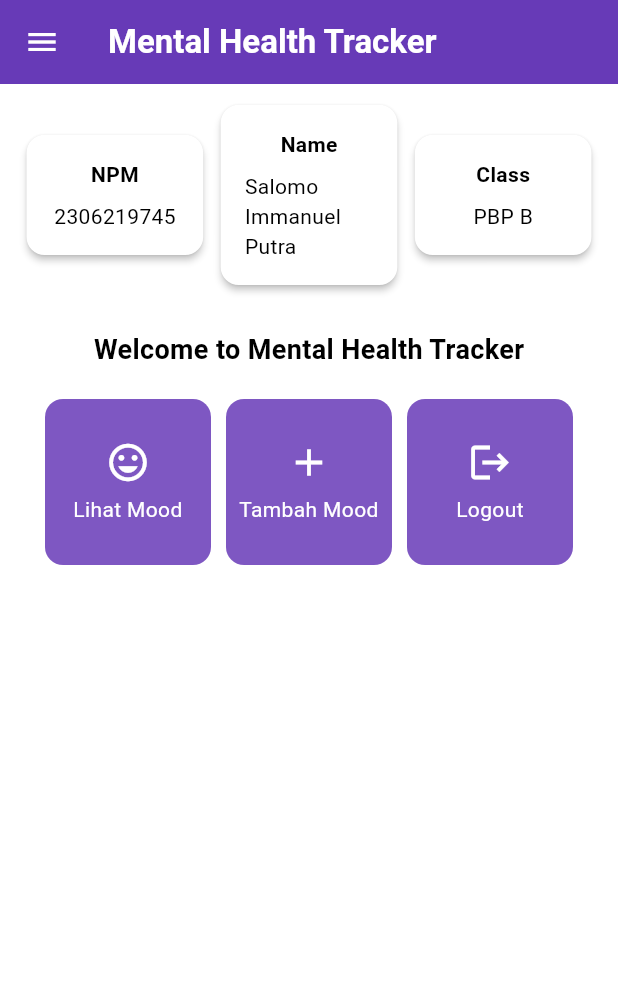
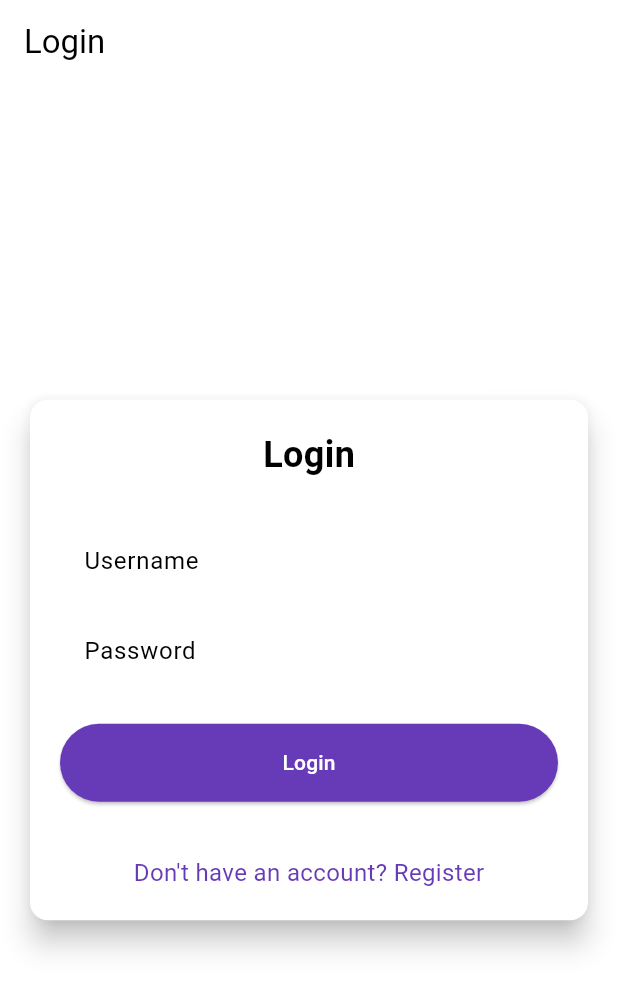
Before and after one commit to SalomoManullang/mental-health-tracker-mobile, a Flutter app: the screen it shows after launch, on a phone screen of 412 x 824 dp. Shown: the top 991 px of the screen. Run offline on Flutter 3.47's test engine with Material 3 defaults, Android fonts, the phone set to English and light mode, and no system bars; missing offline and left inert: pbp_django_auth.

Commit message:
tutorial 8

```diff
--- a/lib/main.dart
+++ b/lib/main.dart
@@ -1,5 +1,7 @@
 import 'package:flutter/material.dart';
-import 'package:mental_health_tracker/screens/menu.dart';
+import 'package:mental_health_tracker/screens/login.dart';
+import 'package:pbp_django_auth/pbp_django_auth.dart';
+import 'package:provider/provider.dart';
 
 void main() {
   runApp(const MyApp());
@@ -8,34 +10,23 @@ void main() {
 class MyApp extends StatelessWidget {
   const MyApp({super.key});
 
-  // This widget is the root of your application.
   @override
   Widget build(BuildContext context) {
-    return MaterialApp(
-      title: 'Flutter Demo',
-      theme: ThemeData(
-        // This is the theme of your application.
-        //
-        // TRY THIS: Try running your application with "flutter run". You'll see
-        // the application has a purple toolbar. Then, without quitting the app,
-        // try changing the seedColor in the colorScheme below to Colors.green
-        // and then invoke "hot reload" (save your changes or press the "hot
-        // reload" button in a Flutter-supported IDE, or press "r" if you used
-        // the command line to start the app).
-        //
-        // Notice that the counter didn't reset back to zero; the application
-        // state is not lost during the reload. To reset the state, use hot
-        // restart instead.
-        //
-        // This works for code too, not just values: Most code changes can be
-        // tested with just a hot reload.
-         colorScheme: ColorScheme.fromSwatch(
-                primarySwatch: Colors.deepPurple,
+    return Provider(
+      create: (_) {
+        CookieRequest request = CookieRequest();
+        return request;
+      },
+      child: MaterialApp(
+        title: 'Mental Health Tracker',
+        theme: ThemeData(
+          useMaterial3: true,
+          colorScheme: ColorScheme.fromSwatch(
+            primarySwatch: Colors.deepPurple,
           ).copyWith(secondary: Colors.deepPurple[400]),
-
-        useMaterial3: true,
+        ),
+        home: const LoginPage(),
       ),
-      home: MyHomePage(),
     );
   }
 }
--- /dev/null
+++ b/lib/screens/login.dart
@@ -0,0 +1,180 @@
+import 'package:mental_health_tracker/screens/menu.dart';
+import 'package:flutter/material.dart';
+import 'package:pbp_django_auth/pbp_django_auth.dart';
+import 'package:provider/provider.dart';
+import 'package:mental_health_tracker/screens/register.dart';
+void main() {
+  runApp(const LoginApp());
+}
+
+class LoginApp extends StatelessWidget {
+  const LoginApp({super.key});
+
+  @override
+  Widget build(BuildContext context) {
+    return MaterialApp(
+      title: 'Login',
+      theme: ThemeData(
+        useMaterial3: true,
+        colorScheme: ColorScheme.fromSwatch(
+          primarySwatch: Colors.deepPurple,
+        ).copyWith(secondary: Colors.deepPurple[400]),
+      ),
+      home: const LoginPage(),
+    );
+  }
+}
+
+class LoginPage extends StatefulWidget {
+  const LoginPage({super.key});
+
+  @override
+  State<LoginPage> createState() => _LoginPageState();
+}
+
+class _LoginPageState extends State<LoginPage> {
+  final TextEditingController _usernameController = TextEditingController();
+  final TextEditingController _passwordController = TextEditingController();
+
+  @override
+  Widget build(BuildContext context) {
+    final request = context.watch<CookieRequest>();
+
+    return Scaffold(
+      appBar: AppBar(
+        title: const Text('Login'),
+      ),
+      body: Center(
+        child: SingleChildScrollView(
+          padding: const EdgeInsets.all(16.0),
+          child: Card(
+            elevation: 8,
+            shape: RoundedRectangleBorder(
+              borderRadius: BorderRadius.circular(12.0),
+            ),
+            child: Padding(
+              padding: const EdgeInsets.all(20.0),
+              child: Column(
+                mainAxisSize: MainAxisSize.min,
+                children: [
+                  const Text(
+                    'Login',
+                    style: TextStyle(
+                      fontSize: 24.0,
+                      fontWeight: FontWeight.bold,
+                    ),
+                  ),
+                  const SizedBox(height: 30.0),
+                  TextField(
+                    controller: _usernameController,
+                    decoration: const InputDecoration(
+                      labelText: 'Username',
+                      hintText: 'Enter your username',
+                      border: OutlineInputBorder(
+                        borderRadius: BorderRadius.all(Radius.circular(12.0)),
+                      ),
+                      contentPadding:
+                          EdgeInsets.symmetric(horizontal: 12.0, vertical: 8.0),
+                    ),
+                  ),
+                  const SizedBox(height: 12.0),
+                  TextField(
+                    controller: _passwordController,
+                    decoration: const InputDecoration(
+                      labelText: 'Password',
+                      hintText: 'Enter your password',
+                      border: OutlineInputBorder(
+                        borderRadius: BorderRadius.all(Radius.circular(12.0)),
+                      ),
+                      contentPadding:
+                          EdgeInsets.symmetric(horizontal: 12.0, vertical: 8.0),
+                    ),
+                    obscureText: true,
+                  ),
+                  const SizedBox(height: 24.0),
+                  ElevatedButton(
+                    onPressed: () async {
+                      String username = _usernameController.text;
+                      String password = _passwordController.text;
+
+                      // Cek kredensial
+                      // TODO: Ganti URL dan jangan lupa tambahkan trailing slash (/) di akhir URL!
+                      // Untuk menyambungkan Android emulator dengan Django pada localhost,
+                      // gunakan URL http://10.0.2.2/
+                      final response = await request
+                          .login("http://127.0.0.1:8000/auth/login/", {
+                        'username': username,
+                        'password': password,
+                      });
+
+                      if (request.loggedIn) {
+                        String message = response['message'];
+                        String uname = response['username'];
+                        if (context.mounted) {
+                          Navigator.pushReplacement(
+                            context,
+                            MaterialPageRoute(
+                                builder: (context) => MyHomePage()),
+                          );
+                          ScaffoldMessenger.of(context)
+                            ..hideCurrentSnackBar()
+                            ..showSnackBar(
+                              SnackBar(
+                                  content:
+                                      Text("$message Selamat datang, $uname.")),
+                            );
+                        }
+                      } else {
+                        if (context.mounted) {
+                          showDialog(
+                            context: context,
+                            builder: (context) => AlertDialog(
+                              title: const Text('Login Gagal'),
+                              content: Text(response['message']),
+                              actions: [
+                                TextButton(
+                                  child: const Text('OK'),
+                                  onPressed: () {
+                                    Navigator.pop(context);
+                                  },
+                                ),
+                              ],
+                            ),
+                          );
+                        }
+                      }
+                    },
+                    style: ElevatedButton.styleFrom(
+                      foregroundColor: Colors.white,
+                      minimumSize: const Size(double.infinity, 50),
+                      backgroundColor: Theme.of(context).colorScheme.primary,
+                      padding: const EdgeInsets.symmetric(vertical: 16.0),
+                    ),
+                    child: const Text('Login'),
+                  ),
+                  const SizedBox(height: 36.0),
+                  GestureDetector(
+                    onTap: () {
+                      Navigator.push(
+                        context,
+                        MaterialPageRoute(
+                            builder: (context) => const RegisterPage()),
+                      );
+                    },
+                    child: Text(
+                      'Don\'t have an account? Register',
+                      style: TextStyle(
+                        color: Theme.of(context).colorScheme.primary,
+                        fontSize: 16.0,
+                      ),
+                    ),
+                  ),
+                ],
+              ),
+            ),
+          ),
+        ),
+      ),
+    );
+  }
+}
--- a/lib/screens/menu.dart
+++ b/lib/screens/menu.dart
@@ -1,5 +1,4 @@
 import 'package:flutter/material.dart';
-import 'package:mental_health_tracker/screens/moodentry_form.dart';
 import 'package:mental_health_tracker/widgets/left_drawer.dart';
 import 'package:mental_health_tracker/widgets/mood_card.dart';
 
--- a/pubspec.yaml
+++ b/pubspec.yaml
@@ -35,6 +35,9 @@ dependencies:
   # The following adds the Cupertino Icons font to your application.
   # Use with the CupertinoIcons class for iOS style icons.
   cupertino_icons: ^1.0.8
+  provider: ^6.1.2
+  pbp_django_auth: ^0.4.0
+  http: ^1.2.2
 
 dev_dependencies:
   flutter_test:
```
Also changed, not shown: lib/models/mood_entry.dart (added, +65 -0 lines), lib/screens/list_moodentry.dart.dart (added, +90 -0 lines), lib/screens/moodentry_form.dart (+40 -31 lines), lib/screens/register.dart (added, +166 -0 lines), lib/widgets/left_drawer.dart (+13 -0 lines), lib/widgets/mood_card.dart (+41 -3 lines), pubspec.lock, 2 other files.
